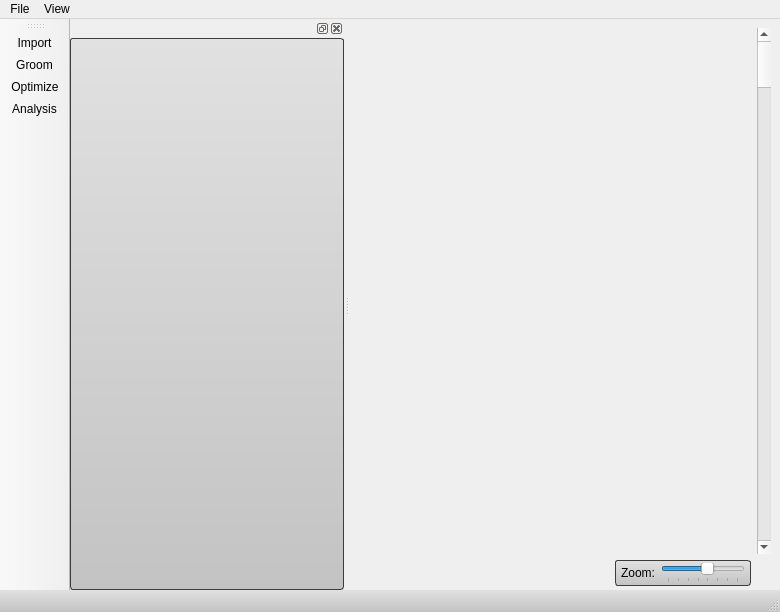
This is src/Interface/ShapeWorksStudioApp.ui in SCIInstitute/ShapeWorks as Qt 5 draws it before an edit. The edited form follows.
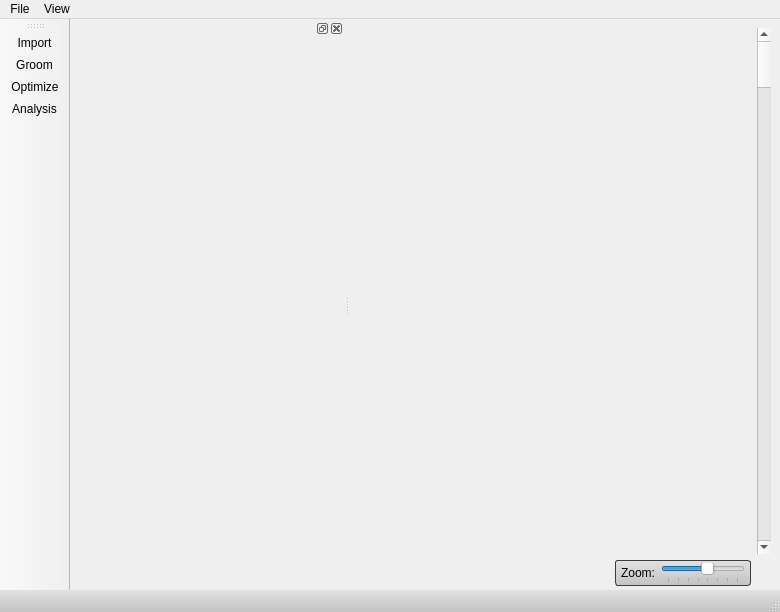
This is the edited form. Icons and pictures are not drawn. Custom widgets are drawn as their Qt base class.

The edit to the form file:
```diff
--- a/src/Interface/ShapeWorksStudioApp.ui
+++ b/src/Interface/ShapeWorksStudioApp.ui
@@ -18,14 +18,15 @@
     <normaloff>:/Studio/Images/shapes-icon.png</normaloff>:/Studio/Images/shapes-icon.png</iconset>
   </property>
   <property name="styleSheet">
-   <string notr="true">QWidget#dockWidgetContents
+   <string notr="true">
+/*
+QWidget#dockWidgetContents
 {
-
 background-color: qlineargradient(spread:pad, x1:0, y1:0, x2:0, y2:1, stop:0 rgba(225, 225, 225, 255), stop:1 rgba(195, 195, 195, 255));
 border: 1px solid rgb(60, 60, 60);
 border-radius: 3px;
 }
-
+*/
 QWidget#statusbar
 {
 
```
